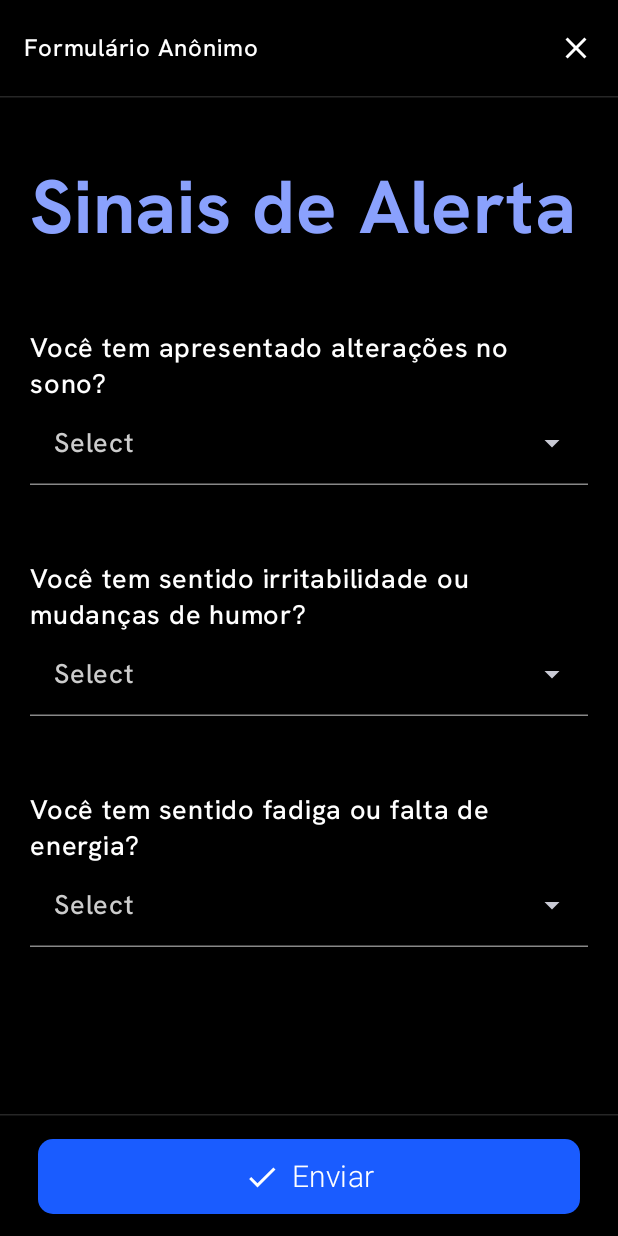
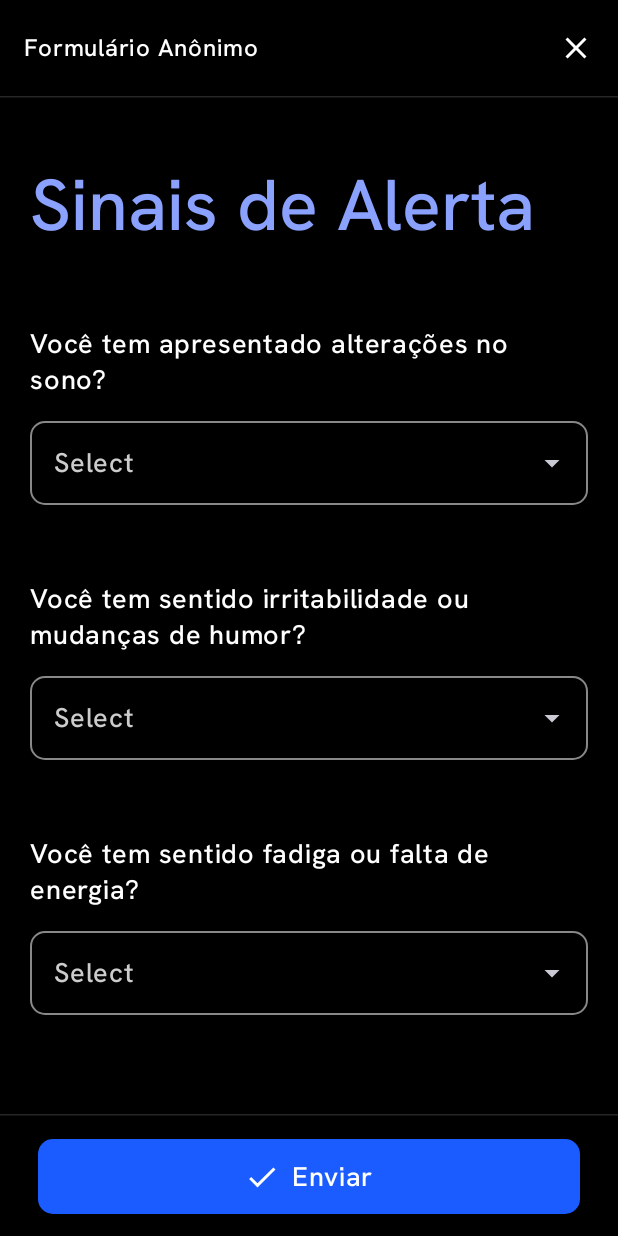
Before and after one commit to carolina-aizawa-moreira/softtekers_app, an Android app built with Jetpack Compose: the SinaisDeAlertaScreen screen opened through its navigation route, on a phone screen of 412 x 824 dp. Run offline under Robolectric (Android 15) with nearby library versions, the phone set to English and light mode, and no system bars; Roboto replaces fonts that are not available here.

Commit message:
Mundando o estilo do dropdown

```diff
--- a/softtekers/app/src/main/java/com/fiap/softtekers/components/FormComponents.kt
+++ b/softtekers/app/src/main/java/com/fiap/softtekers/components/FormComponents.kt
@@ -1,8 +1,13 @@
 package com.fiap.softtekers.components
 
+import androidx.compose.foundation.border
 import androidx.compose.foundation.layout.Column
+import androidx.compose.foundation.layout.Spacer
 import androidx.compose.foundation.layout.fillMaxWidth
+import androidx.compose.foundation.layout.height
 import androidx.compose.foundation.layout.padding
+import androidx.compose.foundation.shape.RoundedCornerShape
+import androidx.compose.material3.ButtonDefaults
 import androidx.compose.material3.DropdownMenuItem
 import androidx.compose.material3.ExperimentalMaterial3Api
 import androidx.compose.material3.ExposedDropdownMenuBox
@@ -40,6 +45,7 @@ fun PerguntaDropdown(
             color = Color.White,
             style = MaterialTheme.typography.bodyLarge,
         )
+        Spacer(modifier = Modifier.height(16.dp))
 
         ExposedDropdownMenuBox(
             expanded = expanded,
@@ -51,16 +57,22 @@ fun PerguntaDropdown(
                 readOnly = true,
                 placeholder = { Text("Select", color = Color.LightGray) },
                 trailingIcon = { ExposedDropdownMenuDefaults.TrailingIcon(expanded = expanded) },
+                shape = RoundedCornerShape(10.dp),
                 modifier = Modifier
                     .menuAnchor(MenuAnchorType.PrimaryNotEditable)
-                    .fillMaxWidth(),
+                    .fillMaxWidth()
+                    .border(
+                        width = ButtonDefaults.outlinedButtonBorder.width,
+                        color = Color.Gray,
+                        shape = RoundedCornerShape(10.dp)
+                    ),
                 colors = TextFieldDefaults.colors(
                     focusedContainerColor = Color.Black,
                     unfocusedContainerColor = Color.Black,
                     focusedTextColor = Color.White,
                     unfocusedTextColor = Color.White,
-                    unfocusedIndicatorColor = Color.Gray,
-                    focusedIndicatorColor = Color(0xFF5A73FC),
+                    unfocusedIndicatorColor = Color.Transparent,
+                    focusedIndicatorColor = Color.Transparent,
                     cursorColor = Color.White
                 )
             )
--- a/softtekers/app/src/main/java/com/fiap/softtekers/screens/FormClimaScreen.kt
+++ b/softtekers/app/src/main/java/com/fiap/softtekers/screens/FormClimaScreen.kt
@@ -40,7 +40,6 @@ import androidx.compose.ui.platform.LocalContext
 import androidx.compose.ui.text.font.FontWeight
 import androidx.compose.ui.tooling.preview.Preview
 import androidx.compose.ui.unit.dp
-import androidx.compose.ui.unit.sp
 import androidx.navigation.NavController
 import androidx.navigation.compose.rememberNavController
 import com.fiap.softtekers.components.PerguntaDropdown
@@ -156,9 +155,8 @@ fun DiagnosticoRelacionamentoScreen(navController: NavController) {
             // 🔵 Título principal
             Text(
                 text = "Diagnóstico de Clima Relacionamento",
-                fontSize = 40.sp,
-                lineHeight = 48.sp,
-                fontWeight = FontWeight.Bold,
+                style = MaterialTheme.typography.headlineLarge,
+                fontWeight = FontWeight.Normal,
                 color = YouPrimarySubtle,
                 modifier = Modifier.padding(bottom = 24.dp)
             )
--- a/softtekers/app/src/main/java/com/fiap/softtekers/screens/FormSinaisScreen.kt
+++ b/softtekers/app/src/main/java/com/fiap/softtekers/screens/FormSinaisScreen.kt
@@ -40,7 +40,6 @@ import androidx.compose.ui.platform.LocalContext
 import androidx.compose.ui.text.font.FontWeight
 import androidx.compose.ui.tooling.preview.Preview
 import androidx.compose.ui.unit.dp
-import androidx.compose.ui.unit.sp
 import androidx.navigation.NavController
 import androidx.navigation.compose.rememberNavController
 import com.fiap.softtekers.components.PerguntaDropdown
@@ -136,7 +135,7 @@ fun SinaisDeAlertaScreen(navController: NavController) {
                         Text(
                             "Enviar",
                             color = Color.White,
-                            fontSize = 20.sp, // 🔹 aumenta aqui (ex: 20sp, pode testar 22sp também)
+                            style = MaterialTheme.typography.bodyLarge, // 🔹 aumenta aqui (ex: 20sp, pode testar 22sp também)
                             fontWeight = FontWeight.Light // 🔹 opcional: deixa em negrito
                         )
                     }
@@ -155,8 +154,8 @@ fun SinaisDeAlertaScreen(navController: NavController) {
             Spacer(modifier = Modifier.height(40.dp).fillMaxWidth())
             Text(
                 text = "Sinais de Alerta",
-                fontSize = 50.sp,
-                fontWeight = FontWeight.Bold,
+                style = MaterialTheme.typography.headlineLarge,
+                fontWeight = FontWeight.Normal,
                 color = YouPrimarySubtle,
                 modifier = Modifier.padding(bottom = 24.dp)
             )
```
